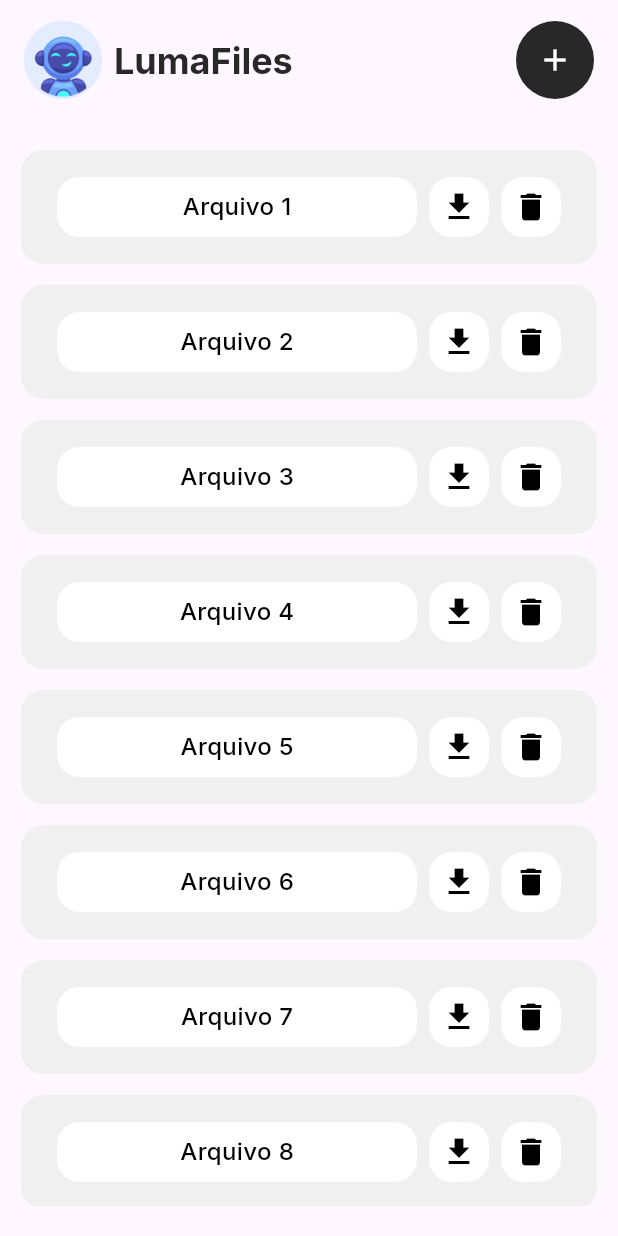
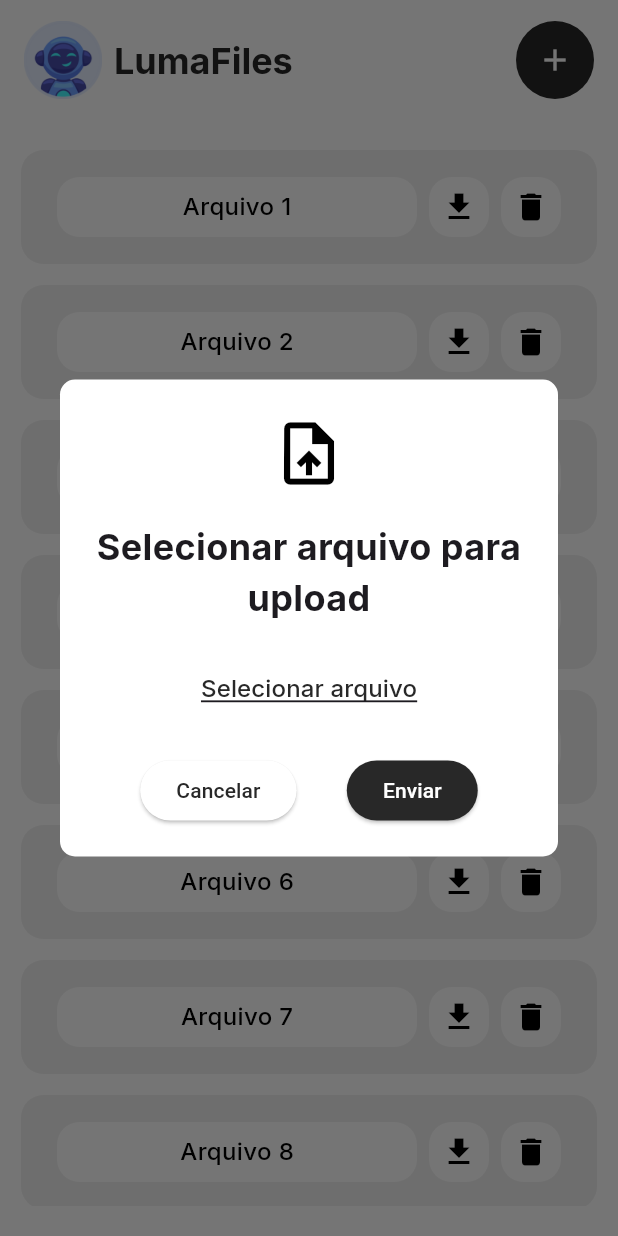
Before and after one commit to matheuslopesm/redes2, a Flutter app: the screen it shows after launch, after a tap on the "add" icon, on a phone screen of 412 x 824 dp. Run offline on Flutter 3.47's test engine with Material 3 defaults, Android fonts, the phone set to English and light mode, and no system bars; our stand-ins replace flutter_bloc, google_fonts.

Commit message:
feat: implementa dialog de upload

```diff
--- a/luma_files/lib/screens/home_screen.dart
+++ b/luma_files/lib/screens/home_screen.dart
@@ -21,7 +21,9 @@ class HomeScreen extends StatelessWidget {
     ];
 
     return Scaffold(
+      backgroundColor: Colors.white,
       appBar: AppBar(
+        backgroundColor: Colors.white,
         title: Row(
           mainAxisAlignment: MainAxisAlignment.spaceBetween,
           children: [
@@ -55,7 +57,9 @@ class HomeScreen extends StatelessWidget {
                   Icons.add,
                   color: Colors.white,
                 ),
-                onPressed: () {},
+                onPressed: () {
+                  uploadDialog(context);
+                },
               ),
             ),
           ],
--- /dev/null
+++ b/luma_files/lib/wigets/upload_dialog.dart
@@ -0,0 +1,78 @@
+import 'package:flutter/material.dart';
+import 'package:google_fonts/google_fonts.dart';
+import 'package:luma_files/utils/constants.dart';
+
+void uploadDialog(BuildContext context) {
+  showDialog(
+      context: context,
+      builder: (BuildContext context) {
+        return AlertDialog(
+          backgroundColor: Colors.white,
+          contentPadding: const EdgeInsets.all(20),
+          title: const Icon(
+            Icons.upload_file,
+            color: Colors.black,
+            size: 50,
+          ),
+          content: Column(
+            mainAxisSize: MainAxisSize.min,
+            children: [
+              Text(
+                'Selecionar arquivo para upload',
+                style: GoogleFonts.inter(
+                  fontSize: 24,
+                  fontWeight: FontWeight.bold,
+                ),
+                textAlign: TextAlign.center,
+              ),
+              const SizedBox(height: 20),
+              TextButton(
+                onPressed: () {
+                  // Implementar a lógica de seleção de arquivo aqui
+                },
+                child: Text(
+                  'Selecionar arquivo',
+                  style: GoogleFonts.inter(
+                    fontSize: 16,
+                    color: LumaFilesConstants.primaryColor,
+                    decoration: TextDecoration.underline,
+                  ),
+                ),
+              ),
+              const SizedBox(height: 20),
+              Row(
+                mainAxisAlignment: MainAxisAlignment.spaceEvenly,
+                children: [
+                  ElevatedButton(
+                    onPressed: () {
+                      Navigator.of(context).pop();
+                    },
+                    style: ElevatedButton.styleFrom(
+                      backgroundColor: Colors.white,
+                    ),
+                    child: const Text('Cancelar',
+                        style:
+                            TextStyle(color: LumaFilesConstants.primaryColor)),
+                  ),
+                  ElevatedButton(
+                    onPressed: () {
+                      // Implementar a lógica de upload aqui
+                    },
+                    style: ElevatedButton.styleFrom(
+                      backgroundColor: LumaFilesConstants.primaryColor,
+                    ),
+                    child: const Text(
+                      'Enviar',
+                      style: TextStyle(color: Colors.white),
+                    ),
+                  ),
+                ],
+              ),
+            ],
+          ),
+          shape: RoundedRectangleBorder(
+            borderRadius: BorderRadius.circular(10),
+          ),
+        );
+      });
+}
--- a/luma_files/lib/wigets/wigets.dart
+++ b/luma_files/lib/wigets/wigets.dart
@@ -1 +1,2 @@
 export 'list_home_widget.dart';
+export 'upload_dialog.dart';
```
